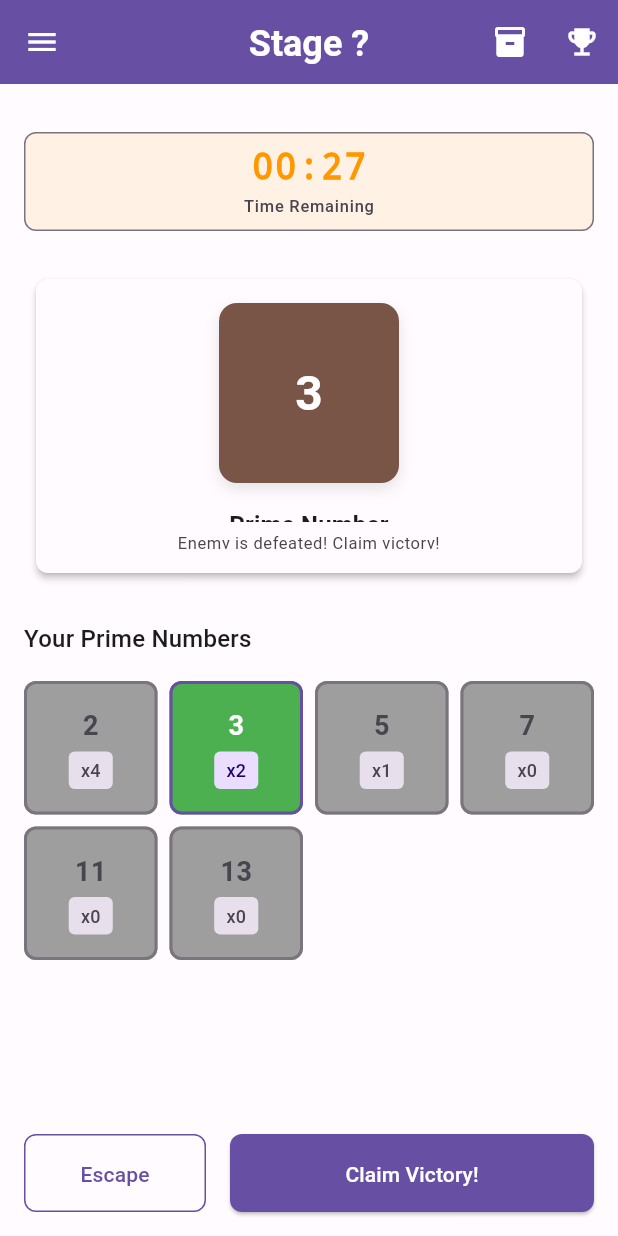
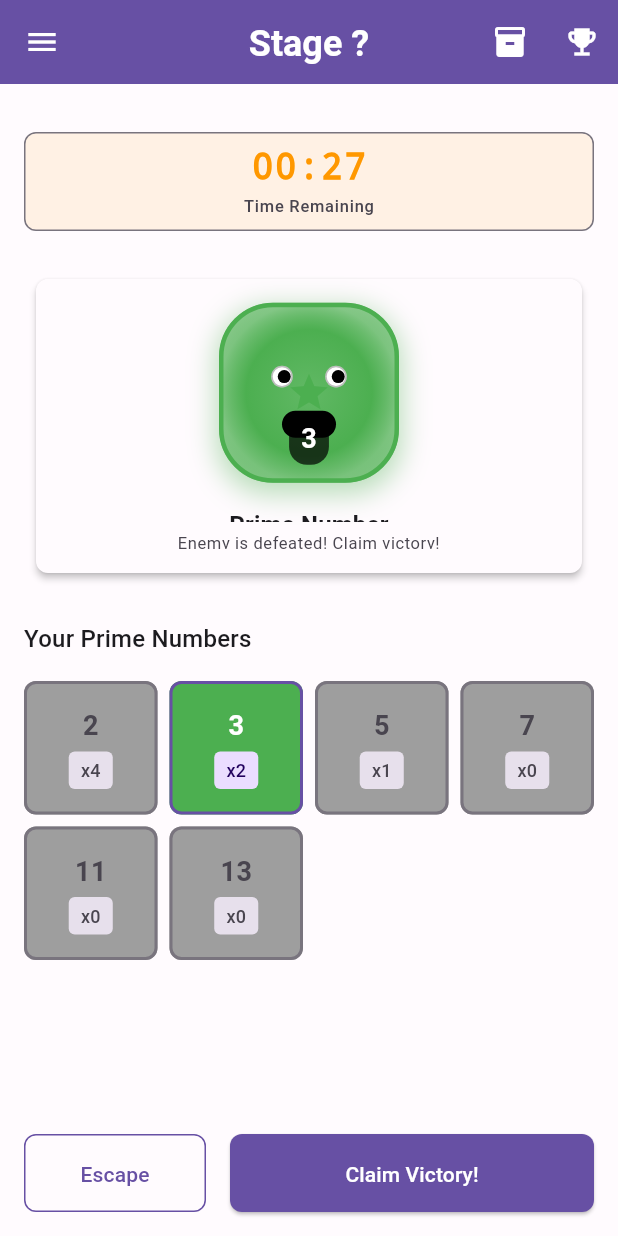
Before and after one commit to WMs784/composite_hunter, a Flutter app: the BattleScreen screen opened by its route, after a tap on an icon or button, on a phone screen of 412 x 824 dp. Run offline on Flutter 3.47's test engine with Material 3 defaults, Android fonts, the phone set to English and light mode, and no system bars; our stand-ins replace flutter_riverpod, freezed_annotation, shared_preferences, sqflite; accounts and stored records are empty.

Commit message:
Update monster ui

```diff
--- a/lib/presentation/screens/battle/battle_screen.dart
+++ b/lib/presentation/screens/battle/battle_screen.dart
@@ -6,6 +6,7 @@ import '../../theme/text_styles.dart';
 import '../../theme/dimensions.dart';
 import '../../routes/app_router.dart';
 import '../../widgets/battle_menu_dialog.dart';
+import '../../widgets/monster_widget.dart';
 import '../../providers/battle_session_provider.dart';
 import '../../providers/inventory_provider.dart';
 import '../../../domain/entities/prime.dart';
@@ -506,43 +507,12 @@ class _EnemySection extends ConsumerWidget {
           mainAxisAlignment: MainAxisAlignment.center,
           mainAxisSize: MainAxisSize.min,
           children: [
-            // Enemy display
-            Container(
-              width: enemyDisplaySize,
-              height: enemyDisplaySize,
-              constraints: BoxConstraints(
-                minWidth: 60,
-                minHeight: 60,
-                maxWidth: screenWidth * 0.35,
-                maxHeight: screenWidth * 0.35,
-              ),
-              decoration: BoxDecoration(
-                color: AppColors.enemyNormal,
-                borderRadius: BorderRadius.circular(Dimensions.radiusL),
-                boxShadow: [
-                  BoxShadow(
-                    color: Colors.black.withOpacity(0.1),
-                    blurRadius: 8,
-                    offset: const Offset(0, 4),
-                  ),
-                ],
-              ),
-              child: Center(
-                child: FittedBox(
-                  fit: BoxFit.scaleDown,
-                  child: Padding(
-                    padding: const EdgeInsets.all(Dimensions.paddingS),
-                    child: Text(
-                      enemyString,
-                      style: AppTextStyles.enemyValue.copyWith(
-                        color: AppColors.onPrimary,
-                        fontSize: adjustedFontSize,
-                      ),
-                      textAlign: TextAlign.center,
-                    ),
-                  ),
-                ),
-              ),
+            // Monster display
+            MonsterWidget(
+              number: enemy,
+              isPrime: isPrime,
+              size: enemyDisplaySize.clamp(80.0, 200.0),
+              isAnimated: true,
             ),
 
             SizedBox(height: screenWidth < 350 ? Dimensions.spacingS : Dimensions.spacingM),
--- /dev/null
+++ b/lib/presentation/widgets/monster_widget.dart
@@ -0,0 +1,396 @@
+import 'package:flutter/material.dart';
+import 'dart:math' as math;
+import '../theme/colors.dart';
+import '../theme/text_styles.dart';
+
+class MonsterWidget extends StatefulWidget {
+  final int number;
+  final bool isPrime;
+  final double size;
+  final bool isAnimated;
+
+  const MonsterWidget({
+    super.key,
+    required this.number,
+    required this.isPrime,
+    this.size = 120.0,
+    this.isAnimated = true,
+  });
+
+  @override
+  State<MonsterWidget> createState() => _MonsterWidgetState();
+}
+
+class _MonsterWidgetState extends State<MonsterWidget>
+    with TickerProviderStateMixin {
+  late AnimationController _bounceController;
+  late AnimationController _eyeController;
+  late Animation<double> _bounceAnimation;
+  late Animation<double> _eyeAnimation;
+
+  @override
+  void initState() {
+    super.initState();
+
+    if (widget.isAnimated) {
+      _bounceController = AnimationController(
+        duration: const Duration(seconds: 2),
+        vsync: this,
+      );
+
+      _eyeController = AnimationController(
+        duration: const Duration(milliseconds: 3000),
+        vsync: this,
+      );
+
+      _bounceAnimation = Tween<double>(
+        begin: 0.0,
+        end: 0.1,
+      ).animate(CurvedAnimation(
+        parent: _bounceController,
+        curve: Curves.elasticInOut,
+      ));
+
+      _eyeAnimation = Tween<double>(
+        begin: 0.0,
+        end: 1.0,
+      ).animate(CurvedAnimation(
+        parent: _eyeController,
+        curve: Curves.easeInOut,
+      ));
+
+      _bounceController.repeat(reverse: true);
+      _eyeController.repeat(reverse: true);
+    }
+  }
+
+  @override
+  void dispose() {
+    if (widget.isAnimated) {
+      _bounceController.dispose();
+      _eyeController.dispose();
+    }
+    super.dispose();
+  }
+
+  @override
+  Widget build(BuildContext context) {
+    if (!widget.isAnimated) {
+      return _buildMonster();
+    }
+
+    return AnimatedBuilder(
+      animation: Listenable.merge([_bounceAnimation, _eyeAnimation]),
+      builder: (context, child) {
+        return Transform.translate(
+          offset: Offset(0, _bounceAnimation.value * 10),
+          child: _buildMonster(),
+        );
+      },
+    );
+  }
+
+  Widget _buildMonster() {
+    final monsterType = _getMonsterType(widget.number);
+    final monsterColor = _getMonsterColor(widget.number);
+
+    return Container(
+      width: widget.size,
+      height: widget.size,
+      decoration: BoxDecoration(
+        borderRadius: BorderRadius.circular(widget.size * 0.3),
+        gradient: RadialGradient(
+          colors: [
+            monsterColor.withOpacity(0.8),
+            monsterColor,
+            monsterColor.withOpacity(0.6),
+          ],
+          stops: const [0.0, 0.7, 1.0],
+        ),
+        boxShadow: [
+          BoxShadow(
+            color: monsterColor.withOpacity(0.4),
+            blurRadius: 15,
+            spreadRadius: 2,
+            offset: const Offset(0, 5),
+          ),
+        ],
+      ),
+      child: Stack(
+        children: [
+          // モンスターボディ
+          _buildMonsterBody(monsterType),
+
+          // 目
+          _buildEyes(monsterType),
+
+          // 口
+          _buildMouth(monsterType),
+
+          // 数字表示
+          _buildNumberDisplay(),
+
+          // 特殊効果（素数の場合）
+          if (widget.isPrime) _buildPrimeEffect(),
+        ],
+      ),
+    );
+  }
+
+  Widget _buildMonsterBody(MonsterType type) {
+    switch (type) {
+      case MonsterType.small:
+        return _buildBlobBody();
+      case MonsterType.medium:
+        return _buildSpikeyBody();
+      case MonsterType.large:
+        return _buildDragonBody();
+      case MonsterType.boss:
+        return _buildBossBody();
+    }
+  }
+
+  Widget _buildBlobBody() {
+    return Center(
+      child: Container(
+        width: widget.size * 0.8,
+        height: widget.size * 0.8,
+        decoration: BoxDecoration(
+          shape: BoxShape.circle,
+          color: Colors.transparent,
+        ),
+      ),
+    );
+  }
+
+  Widget _buildSpikeyBody() {
+    return Center(
+      child: CustomPaint(
+        size: Size(widget.size * 0.8, widget.size * 0.8),
+        painter: SpikeyBodyPainter(_getMonsterColor(widget.number)),
+      ),
+    );
+  }
+
+  Widget _buildDragonBody() {
+    return Center(
+      child: Container(
+        width: widget.size * 0.9,
+        height: widget.size * 0.7,
+        decoration: BoxDecoration(
+          borderRadius: BorderRadius.circular(widget.size * 0.2),
+          color: Colors.transparent,
+        ),
+      ),
+    );
+  }
+
+  Widget _buildBossBody() {
+    return Center(
+      child: Container(
+        width: widget.size * 0.95,
+        height: widget.size * 0.95,
+        decoration: BoxDecoration(
+          borderRadius: BorderRadius.circular(widget.size * 0.1),
+          color: Colors.transparent,
+        ),
+      ),
+    );
+  }
+
+  Widget _buildEyes(MonsterType type) {
+    final eyeSize = widget.size * 0.12;
+    final eyeOffset = widget.size * 0.15;
+
+    return Positioned.fill(
+      child: Stack(
+        children: [
+          // 左目
+          Positioned(
+            left: widget.size * 0.5 - eyeOffset - eyeSize / 2,
+            top: widget.size * 0.35,
+            child: _buildEye(eyeSize, type),
+          ),
+          // 右目
+          Positioned(
+            right: widget.size * 0.5 - eyeOffset - eyeSize / 2,
+            top: widget.size * 0.35,
+            child: _buildEye(eyeSize, type),
+          ),
+        ],
+      ),
+    );
+  }
+
+  Widget _buildEye(double size, MonsterType type) {
+    final pupilSize = size * 0.6;
+
+    return Container(
+      width: size,
+      height: size,
+      decoration: BoxDecoration(
+        shape: BoxShape.circle,
+        color: Colors.white,
+        border: Border.all(color: Colors.black26, width: 1),
+      ),
+      child: Center(
+        child: AnimatedBuilder(
+          animation: widget.isAnimated ? _eyeAnimation :
+                    const AlwaysStoppedAnimation(0.5),
+          builder: (context, child) {
+            final pupilOffset = _eyeAnimation.value * 3 - 1.5;
+            return Transform.translate(
+              offset: Offset(pupilOffset, 0),
+              child: Container(
+                width: pupilSize,
+                height: pupilSize,
+                decoration: BoxDecoration(
+                  shape: BoxShape.circle,
+                  color: type == MonsterType.boss ? Colors.red : Colors.black,
+                ),
+              ),
+            );
+          },
+        ),
+      ),
+    );
+  }
+
+  Widget _buildMouth(MonsterType type) {
+    final mouthWidth = widget.size * 0.3;
+    final mouthHeight = widget.size * 0.15;
+
+    return Positioned(
+      left: widget.size * 0.5 - mouthWidth / 2,
+      top: widget.size * 0.6,
+      child: Container(
+        width: mouthWidth,
+        height: mouthHeight,
+        decoration: BoxDecoration(
+          color: Colors.black,
+          borderRadius: BorderRadius.circular(mouthHeight / 2),
+        ),
+        child: type == MonsterType.boss ? _buildTeeth() : null,
+      ),
+    );
+  }
+
+  Widget _buildTeeth() {
+    return Row(
+      mainAxisAlignment: MainAxisAlignment.spaceEvenly,
+      children: List.generate(3, (index) {
+        return Container(
+          width: 3,
+          height: 8,
+          color: Colors.white,
+        );
+      }),
+    );
+  }
+
+  Widget _buildNumberDisplay() {
+    return Positioned(
+      bottom: widget.size * 0.1,
+      left: 0,
+      right: 0,
+      child: Center(
+        child: Container(
+          padding: const EdgeInsets.symmetric(horizontal: 8, vertical: 4),
+          decoration: BoxDecoration(
+            color: Colors.black.withOpacity(0.7),
+            borderRadius: BorderRadius.circular(12),
+          ),
+          child: Text(
+            widget.number.toString(),
+            style: AppTextStyles.enemyValue.copyWith(
+              color: Colors.white,
+              fontSize: widget.size * 0.15,
+              fontWeight: FontWeight.bold,
+            ),
+          ),
+        ),
+      ),
+    );
+  }
+
+  Widget _buildPrimeEffect() {
+    return Positioned.fill(
+      child: Container(
+        decoration: BoxDecoration(
+          borderRadius: BorderRadius.circular(widget.size * 0.3),
+          border: Border.all(
+            color: AppColors.victoryGreen,
+            width: 3,
+          ),
+        ),
+        child: const Center(
+          child: Icon(
+            Icons.star,
+            color: AppColors.victoryGreen,
+            size: 30,
+          ),
+        ),
+      ),
+    );
+  }
+
+  MonsterType _getMonsterType(int number) {
+    if (number <= 20) return MonsterType.small;
+    if (number <= 100) return MonsterType.medium;
+    if (number <= 500) return MonsterType.large;
+    return MonsterType.boss;
+  }
+
+  Color _getMonsterColor(int number) {
+    if (widget.isPrime) return AppColors.victoryGreen;
+
+    if (number <= 20) return Colors.blue.shade400;
+    if (number <= 100) return Colors.orange.shade500;
+    if (number <= 500) return Colors.red.shade500;
+    return Colors.purple.shade700;
+  }
+}
+
+enum MonsterType {
+  small,
+  medium,
+  large,
+  boss,
+}
+
+class SpikeyBodyPainter extends CustomPainter {
+  final Color color;
+
+  SpikeyBodyPainter(this.color);
+
+  @override
+  void paint(Canvas canvas, Size size) {
+    final paint = Paint()
+      ..color = color
+      ..style = PaintingStyle.fill;
+
+    final path = Path();
+    final center = Offset(size.width / 2, size.height / 2);
+    final radius = size.width / 2;
+
+    // Create a spikey circle
+    for (int i = 0; i < 8; i++) {
+      final angle = (i * 2 * 3.14159) / 8;
+      final spikeRadius = radius * (i % 2 == 0 ? 1.0 : 0.8);
+      final x = center.dx + spikeRadius * math.cos(angle);
+      final y = center.dy + spikeRadius * math.sin(angle);
+
+      if (i == 0) {
+        path.moveTo(x, y);
+      } else {
+        path.lineTo(x, y);
+      }
+    }
+    path.close();
+
+    canvas.drawPath(path, paint);
+  }
+
+  @override
+  bool shouldRepaint(covariant CustomPainter oldDelegate) => false;
+}
```
